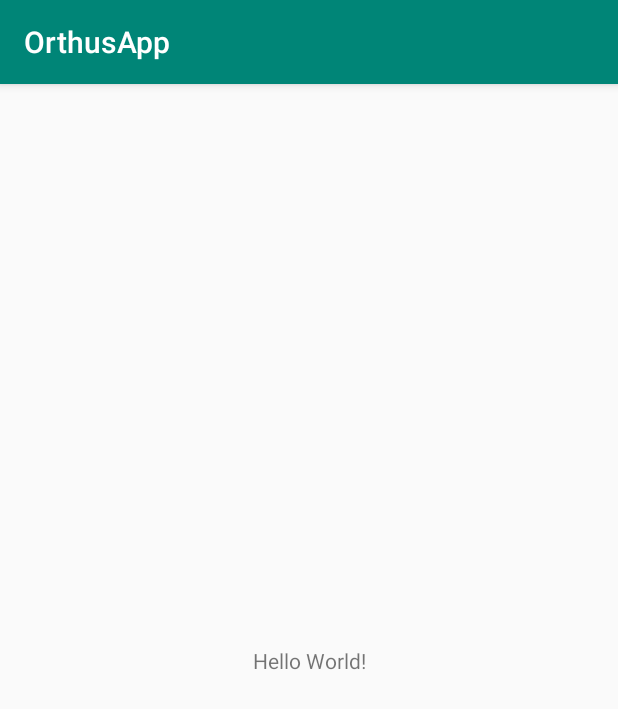
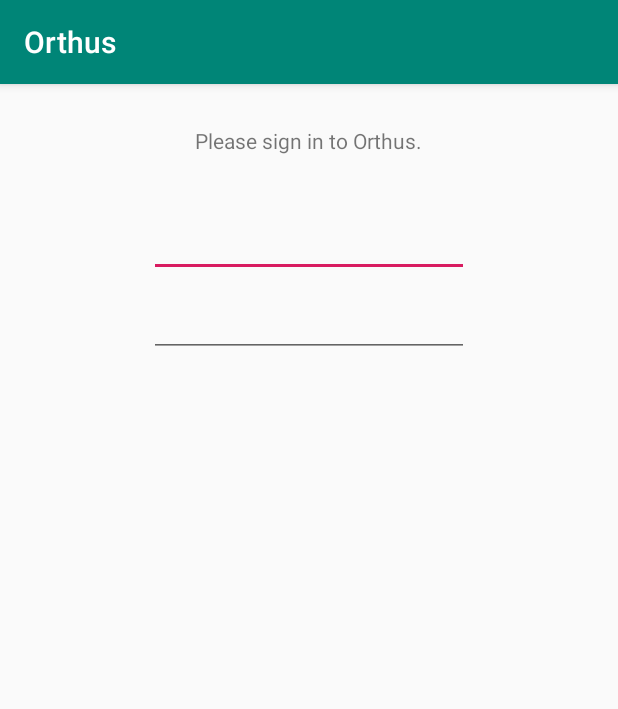
Before and after one commit to ChenChai/Orthus-Security-System, an Android app: the screen it shows after launch (MainActivity before the commit, LoginActivity after it), on a phone screen of 412 x 824 dp. Shown: the top 709 px of the screen. Run offline under Robolectric (Android 15) with nearby library versions, the phone set to English and light mode, and no system bars; our stand-ins replace Firebase (no records; nobody signed in at launch, a user with empty details on screens opened directly).

Commit message:
Send user to LoginActivity if unauthenticated upon startup. (no way to login at the moment)

```diff
--- a/OrthusApp/app/src/main/java/com/example/orthusapp/LoginActivity.java
+++ b/OrthusApp/app/src/main/java/com/example/orthusapp/LoginActivity.java
@@ -9,5 +9,8 @@
     protected void onCreate(Bundle savedInstanceState) {
         super.onCreate(savedInstanceState);
         setContentView(R.layout.activity_login);
+
+        // TODO: Let user login with FirebaseAuth
+
     }
 }
--- a/OrthusApp/app/src/main/java/com/example/orthusapp/MainActivity.java
+++ b/OrthusApp/app/src/main/java/com/example/orthusapp/MainActivity.java
@@ -21,5 +21,21 @@
         super.onCreate(savedInstanceState);
         setContentView(R.layout.activity_main);
     }
+    @Override
+    public void onStart(){
+        super.onStart();
+
+        // check if current user is authenticated
+        mFirebaseAuth = FirebaseAuth.getInstance();
+        mFirebaseUser = mFirebaseAuth.getCurrentUser();
+
+        if (mFirebaseUser == null) { // send user to login activity
+            startActivity(new Intent(this, LoginActivity.class));
+            finish(); // stop this activity so the user can't return to it
+        } else {
+            username = mFirebaseUser.getDisplayName();
+        }
+
+    }
 
 }
--- a/OrthusApp/app/src/main/res/layout/activity_login.xml
+++ b/OrthusApp/app/src/main/res/layout/activity_login.xml
@@ -6,4 +6,47 @@
     android:layout_height="match_parent"
     tools:context=".LoginActivity">
 
+    <TextView
+        android:id="@+id/textView"
+        android:layout_width="wrap_content"
+        android:layout_height="wrap_content"
+        android:layout_marginStart="8dp"
+        android:layout_marginLeft="8dp"
+        android:layout_marginTop="28dp"
+        android:layout_marginEnd="8dp"
+        android:layout_marginRight="8dp"
+        android:text="@string/login_greet"
+        app:layout_constraintEnd_toEndOf="parent"
+        app:layout_constraintStart_toStartOf="parent"
+        app:layout_constraintTop_toTopOf="parent" />
+
+    <EditText
+        android:id="@+id/editText"
+        android:layout_width="wrap_content"
+        android:layout_height="wrap_content"
+        android:layout_marginStart="8dp"
+        android:layout_marginLeft="8dp"
+        android:layout_marginTop="36dp"
+        android:layout_marginEnd="8dp"
+        android:layout_marginRight="8dp"
+        android:ems="10"
+        android:inputType="textEmailAddress"
+        app:layout_constraintEnd_toEndOf="parent"
+        app:layout_constraintStart_toStartOf="parent"
+        app:layout_constraintTop_toBottomOf="@+id/textView" />
+
+    <EditText
+        android:id="@+id/editText2"
+        android:layout_width="wrap_content"
+        android:layout_height="wrap_content"
+        android:layout_marginStart="8dp"
+        android:layout_marginLeft="8dp"
+        android:layout_marginTop="8dp"
+        android:layout_marginEnd="8dp"
+        android:layout_marginRight="8dp"
+        android:ems="10"
+        android:inputType="textPassword"
+        app:layout_constraintEnd_toEndOf="parent"
+        app:layout_constraintStart_toStartOf="parent"
+        app:layout_constraintTop_toBottomOf="@+id/editText" />
 </android.support.constraint.ConstraintLayout>
--- a/OrthusApp/app/src/main/res/values/strings.xml
+++ b/OrthusApp/app/src/main/res/values/strings.xml
@@ -1,3 +1,4 @@
 <resources>
-    <string name="app_name">OrthusApp</string>
+    <string name="app_name">Orthus</string>
+    <string name="login_greet">Please sign in to Orthus.</string>
 </resources>
```
